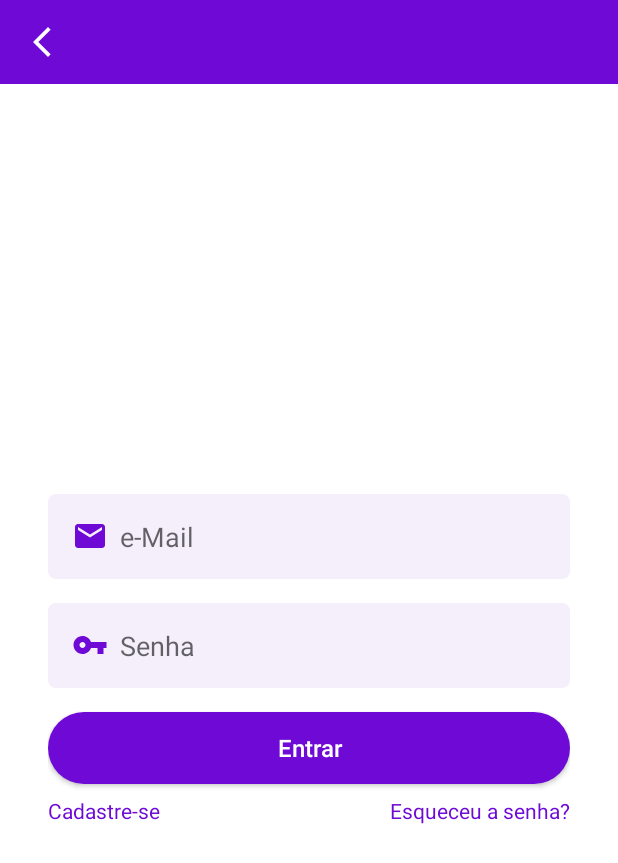
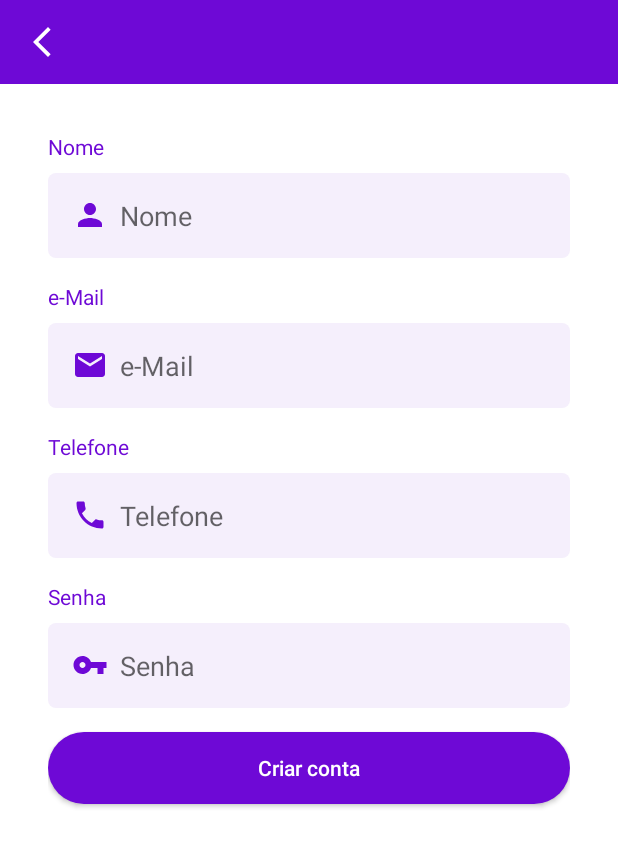
Before and after one commit to estelson/OLXClone, an Android app: the screen it shows after launch (LoginActivity before the commit, CriarContaActivity after it), on a phone screen of 412 x 824 dp. Shown: the top 863 px of the screen. Run offline under Robolectric (Android 15) with nearby library versions, the phone set to English and light mode, and no system bars.

Commit message:
153. Criando Layout Tela de Cadastro do App

```diff
--- a/app/src/main/AndroidManifest.xml
+++ b/app/src/main/AndroidManifest.xml
@@ -10,7 +10,7 @@
         android:supportsRtl="true"
         android:theme="@style/Theme.OLXClone">
         <activity
-            android:name=".LoginActivity"
+            android:name=".autenticacao.CriarContaActivity"
             android:exported="true"
             android:screenOrientation="portrait">
             <intent-filter>
@@ -20,9 +20,13 @@
             </intent-filter>
         </activity>
         <activity
+            android:name=".autenticacao.LoginActivity"
+            android:exported="false"
+            android:screenOrientation="portrait"/>
+        <activity
             android:name=".MainActivity"
             android:exported="false"
-            android:screenOrientation="portrait"/>
+            android:screenOrientation="portrait" />
     </application>
 
 </manifest>
--- /dev/null
+++ b/app/src/main/java/com/exemplo/olxclone/autenticacao/CriarContaActivity.java
@@ -0,0 +1,16 @@
+package com.exemplo.olxclone.autenticacao;
+
+import androidx.appcompat.app.AppCompatActivity;
+
+import android.os.Bundle;
+
+import com.exemplo.olxclone.R;
+
+public class CriarContaActivity extends AppCompatActivity {
+
+    @Override
+    protected void onCreate(Bundle savedInstanceState) {
+        super.onCreate(savedInstanceState);
+        setContentView(R.layout.activity_criar_conta);
+    }
+}
--- a/app/src/main/java/com/exemplo/olxclone/LoginActivity.java
+++ b/app/src/main/java/com/exemplo/olxclone/autenticacao/LoginActivity.java
@@ -1,8 +1,10 @@
-package com.exemplo.olxclone;
+package com.exemplo.olxclone.autenticacao;
 
 import androidx.appcompat.app.AppCompatActivity;
 
 import android.os.Bundle;
+
+import com.exemplo.olxclone.R;
 
 public class LoginActivity extends AppCompatActivity {
 
--- /dev/null
+++ b/app/src/main/res/drawable/ic_telefone.xml
@@ -0,0 +1,10 @@
+<vector xmlns:android="http://schemas.android.com/apk/res/android"
+    android:width="24dp"
+    android:height="24dp"
+    android:viewportWidth="24"
+    android:viewportHeight="24"
+    android:tint="@color/cor_roxa">
+  <path
+      android:fillColor="@android:color/white"
+      android:pathData="M6.62,10.79c1.44,2.83 3.76,5.14 6.59,6.59l2.2,-2.2c0.27,-0.27 0.67,-0.36 1.02,-0.24 1.12,0.37 2.33,0.57 3.57,0.57 0.55,0 1,0.45 1,1V20c0,0.55 -0.45,1 -1,1 -9.39,0 -17,-7.61 -17,-17 0,-0.55 0.45,-1 1,-1h3.5c0.55,0 1,0.45 1,1 0,1.25 0.2,2.45 0.57,3.57 0.11,0.35 0.03,0.74 -0.25,1.02l-2.2,2.2z"/>
+</vector>
--- /dev/null
+++ b/app/src/main/res/drawable/ic_user.xml
@@ -0,0 +1,10 @@
+<vector xmlns:android="http://schemas.android.com/apk/res/android"
+    android:width="24dp"
+    android:height="24dp"
+    android:viewportWidth="24"
+    android:viewportHeight="24"
+    android:tint="@color/cor_roxa">
+  <path
+      android:fillColor="@android:color/white"
+      android:pathData="M12,12c2.21,0 4,-1.79 4,-4s-1.79,-4 -4,-4 -4,1.79 -4,4 1.79,4 4,4zM12,14c-2.67,0 -8,1.34 -8,4v2h16v-2c0,-2.66 -5.33,-4 -8,-4z"/>
+</vector>
--- /dev/null
+++ b/app/src/main/res/layout/activity_criar_conta.xml
@@ -0,0 +1,125 @@
+<?xml version="1.0" encoding="utf-8"?>
+<androidx.constraintlayout.widget.ConstraintLayout xmlns:android="http://schemas.android.com/apk/res/android"
+    xmlns:app="http://schemas.android.com/apk/res-auto"
+    xmlns:tools="http://schemas.android.com/tools"
+    android:layout_width="match_parent"
+    android:layout_height="match_parent"
+    tools:context=".autenticacao.CriarContaActivity">
+
+    <include
+        android:id="@+id/include2"
+        layout="@layout/toolbar"
+        app:layout_constraintEnd_toEndOf="parent"
+        app:layout_constraintStart_toStartOf="parent"
+        app:layout_constraintTop_toTopOf="parent" />
+
+    <ScrollView
+        android:layout_width="match_parent"
+        android:layout_height="0dp"
+        android:fillViewport="true"
+        app:layout_constraintBottom_toBottomOf="parent"
+        app:layout_constraintEnd_toEndOf="parent"
+        app:layout_constraintStart_toStartOf="parent"
+        app:layout_constraintTop_toBottomOf="@+id/include2">
+
+        <LinearLayout
+            android:layout_width="match_parent"
+            android:layout_height="wrap_content"
+            android:orientation="vertical"
+            android:padding="32dp">
+
+            <TextView
+                android:layout_width="match_parent"
+                android:layout_height="wrap_content"
+                android:text="Nome"
+                android:textColor="@color/cor_roxa"/>
+
+            <EditText
+                android:id="@+id/edt_nome"
+                android:layout_width="match_parent"
+                android:layout_height="wrap_content"
+                android:layout_marginTop="8dp"
+                android:padding="16dp"
+                android:background="@drawable/bg_edt"
+                android:hint="Nome"
+                android:drawableStart="@drawable/ic_user"
+                android:drawablePadding="8dp"/>
+
+            <TextView
+                android:layout_width="match_parent"
+                android:layout_height="wrap_content"
+                android:layout_marginTop="16dp"
+                android:text="e-Mail"
+                android:textColor="@color/cor_roxa"/>
+
+            <EditText
+                android:id="@+id/edt_email"
+                android:layout_width="match_parent"
+                android:layout_height="wrap_content"
+                android:layout_marginTop="8dp"
+                android:padding="16dp"
+                android:background="@drawable/bg_edt"
+                android:hint="e-Mail"
+                android:drawableStart="@drawable/ic_email"
+                android:drawablePadding="8dp"/>
+
+            <TextView
+                android:layout_width="match_parent"
+                android:layout_height="wrap_content"
+                android:layout_marginTop="16dp"
+                android:text="Telefone"
+                android:textColor="@color/cor_roxa"/>
+
+            <EditText
+                android:id="@+id/edt_telefone"
+                android:layout_width="match_parent"
+                android:layout_height="wrap_content"
+                android:layout_marginTop="8dp"
+                android:padding="16dp"
+                android:background="@drawable/bg_edt"
+                android:hint="Telefone"
+                android:drawableStart="@drawable/ic_telefone"
+                android:drawablePadding="8dp"/>
+
+            <TextView
+                android:layout_width="match_parent"
+                android:layout_height="wrap_content"
+                android:layout_marginTop="16dp"
+                android:text="Senha"
+                android:textColor="@color/cor_roxa"/>
+
+            <EditText
+                android:id="@+id/edt_senha"
+                android:layout_width="match_parent"
+                android:layout_height="wrap_content"
+                android:layout_marginTop="8dp"
+                android:padding="16dp"
+                android:background="@drawable/bg_edt"
+                android:hint="Senha"
+                android:drawableStart="@drawable/ic_senha"
+                android:drawablePadding="8dp"/>
+
+            <android.widget.Button
+                android:layout_width="match_parent"
+                android:layout_height="wrap_content"
+                android:layout_marginTop="16dp"
+                android:text="Criar conta"
+                android:textAllCaps="false"
+                android:textColor="@android:color/white"
+                android:background="@drawable/bg_btn"/>
+
+            <ProgressBar
+                android:id="@+id/progressBar"
+                android:layout_width="wrap_content"
+                android:layout_height="wrap_content"
+                android:layout_marginTop="16dp"
+                android:visibility="gone"
+                tools:visibility="visible"
+                android:layout_gravity="center"
+                android:theme="@style/ProgressBar"/>
+
+        </LinearLayout>
+
+    </ScrollView>
+
+</androidx.constraintlayout.widget.ConstraintLayout>
--- a/app/src/main/res/layout/activity_login.xml
+++ b/app/src/main/res/layout/activity_login.xml
@@ -4,7 +4,7 @@
     xmlns:tools="http://schemas.android.com/tools"
     android:layout_width="match_parent"
     android:layout_height="match_parent"
-    tools:context=".LoginActivity">
+    tools:context=".autenticacao.LoginActivity">
 
     <include
         android:id="@+id/include"
```
